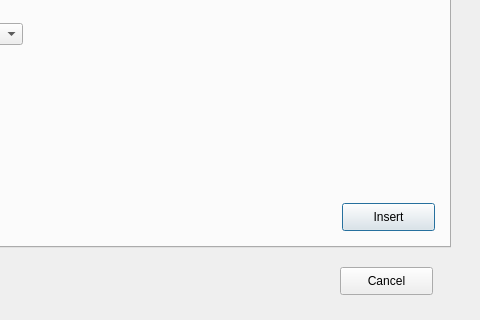
Old version of the form QGIS3_Plugin/dof_manager/dof_manager_dialog_base.ui in the repository strpaw/faa_dof_postgis_qgis; both pictures show x 540 to 1020 and y 243 to 563 of the 1020 by 563 pixel window.
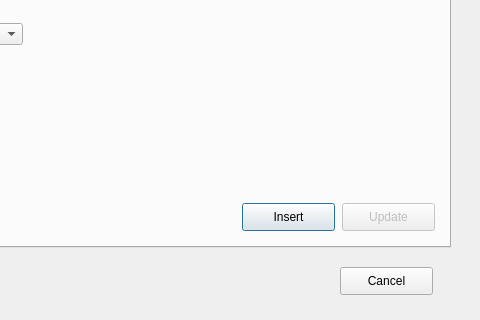
New version of the form.

Commit message: [Single obstacle] Add Update button

What changed in the file:
```diff
--- a/QGIS3_Plugin/dof_manager/dof_manager_dialog_base.ui
+++ b/QGIS3_Plugin/dof_manager/dof_manager_dialog_base.ui
@@ -369,7 +369,7 @@
     <widget class="QPushButton" name="pushButtonInsert">
      <property name="geometry">
       <rect>
-       <x>870</x>
+       <x>770</x>
        <y>410</y>
        <width>93</width>
        <height>28</height>
@@ -477,6 +477,22 @@
       </rect>
      </property>
     </widget>
+    <widget class="QPushButton" name="pushButtonUpdate">
+     <property name="enabled">
+      <bool>false</bool>
+     </property>
+     <property name="geometry">
+      <rect>
+       <x>870</x>
+       <y>410</y>
+       <width>93</width>
+       <height>28</height>
+      </rect>
+     </property>
+     <property name="text">
+      <string>Update</string>
+     </property>
+    </widget>
    </widget>
    <widget class="QWidget" name="tab_2">
     <attribute name="title">
```
